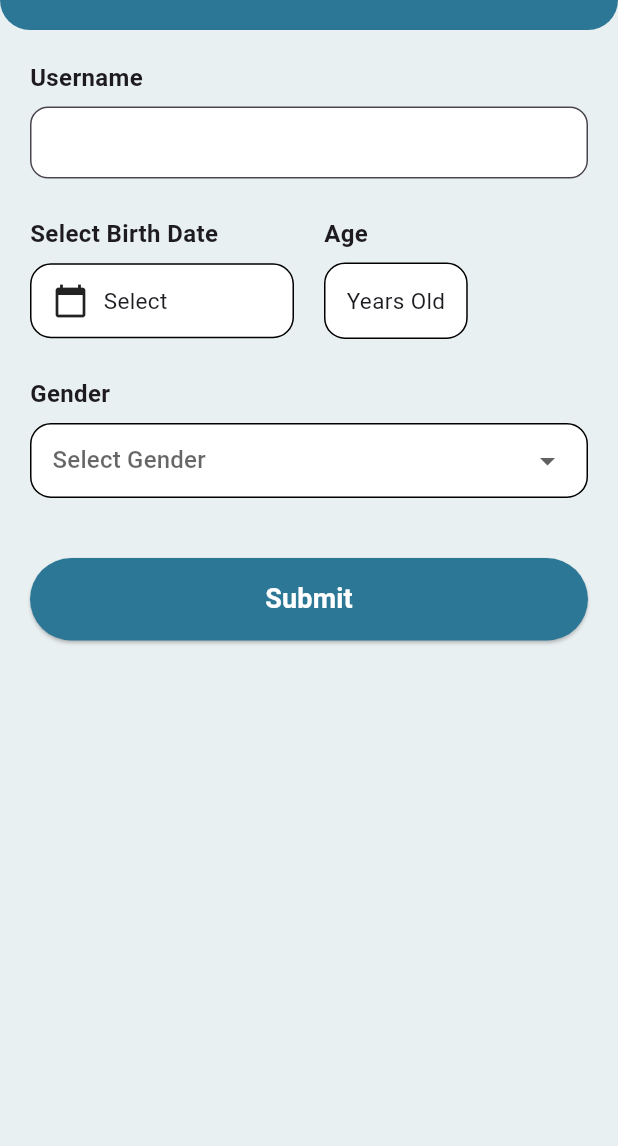
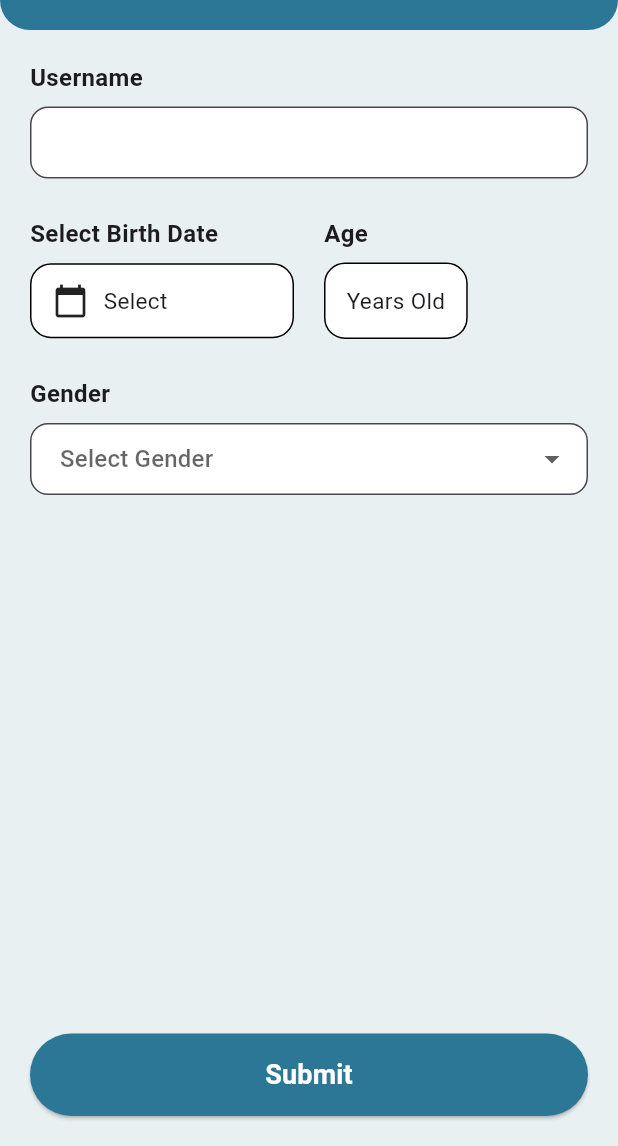
Before and after one commit to putritheresia21/gluco-track, a Flutter app: the ProfilePage screen opened directly, on a phone screen of 412 x 824 dp, the part 90-1236 px from its top. Run offline on Flutter 3.47's test engine with Material 3 defaults, Android fonts, the phone set to English and light mode, and no system bars; our stand-ins replace cloud_firestore, firebase_auth, firebase_core, fl_chart, flutter_dotenv, shared_preferences and 1 more; accounts and stored records are empty.

Commit message:
Perbaikikan glucose_measuring dan profile_page

```diff
--- a/lib/pages/profile_page.dart
+++ b/lib/pages/profile_page.dart
@@ -260,17 +260,17 @@ class profilePageState extends State<ProfilePage> {
                 ),
                 const SizedBox(height: 8),
 
-                Container(
-                  padding: const EdgeInsets.symmetric(horizontal: 14),
-                  decoration: BoxDecoration(
-                    borderRadius: BorderRadius.circular(14),
-                    color: Colors.white,
-                    border: Border.all(color: Colors.black),
+                DropdownButtonFormField<Gender>(
+                  value: selectedGender,
+                  decoration: InputDecoration(
+                    filled: true,
+                    fillColor: Colors.white,
+                    contentPadding: const EdgeInsets.symmetric(
+                        horizontal: 16, vertical: 12),
+                    border: OutlineInputBorder(
+                      borderRadius: BorderRadius.circular(12),
+                      borderSide: const BorderSide(color: Colors.black),
                     ),
-                  child: DropdownButtonFormField<Gender>(
-                    value: selectedGender,
-                    decoration: const InputDecoration(
-                      border: InputBorder.none,
                   ),
                   items: Gender.values
                       .map((g) => DropdownMenuItem(
@@ -282,12 +282,14 @@ class profilePageState extends State<ProfilePage> {
                   onChanged: (val) => setState(() => selectedGender = val),
                   validator: (val) => val == null ? "Gender required" : null,
                 ),
+              ],
             ),
-
-                const SizedBox(height: 40),
-
-                // ================= SUBMIT BUTTON =================
-                SizedBox(
+          ),
+        ),
+      ),
+      bottomNavigationBar: Padding(
+        padding: const EdgeInsets.all(20),
+        child: SizedBox(
           width: double.infinity,
           height: 55,
           child: ElevatedButton(
@@ -308,10 +310,6 @@ class profilePageState extends State<ProfilePage> {
             ),
           ),
         ),
-              ],
-            ),
-          ),
-        ),
       ),
     );
   }
```
Also changed, not shown: lib/pages/glucose_measuring.dart (+43 -32 lines). Lines whose indentation alone changed are shown as unchanged.
